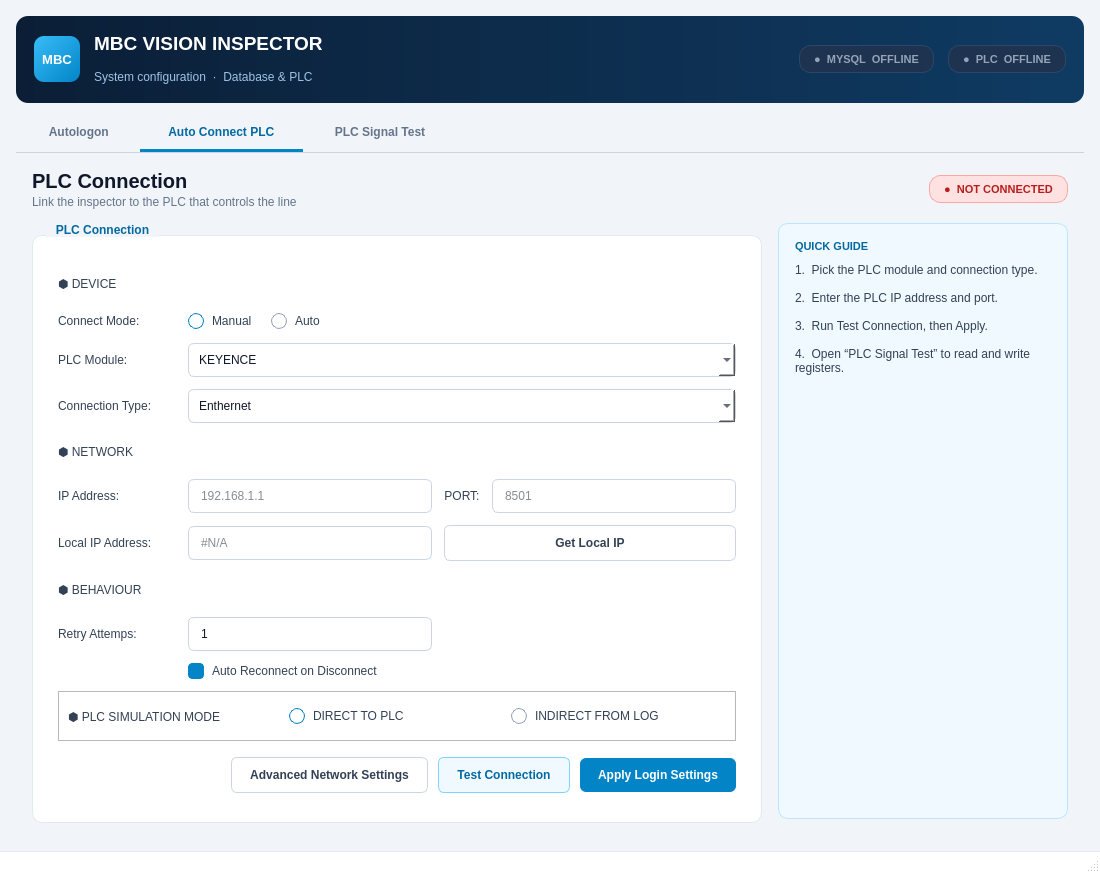
This is module_5/auto_init_.ui in hodat2608/internal.project as Qt 5 draws it before an edit. The edited form follows.
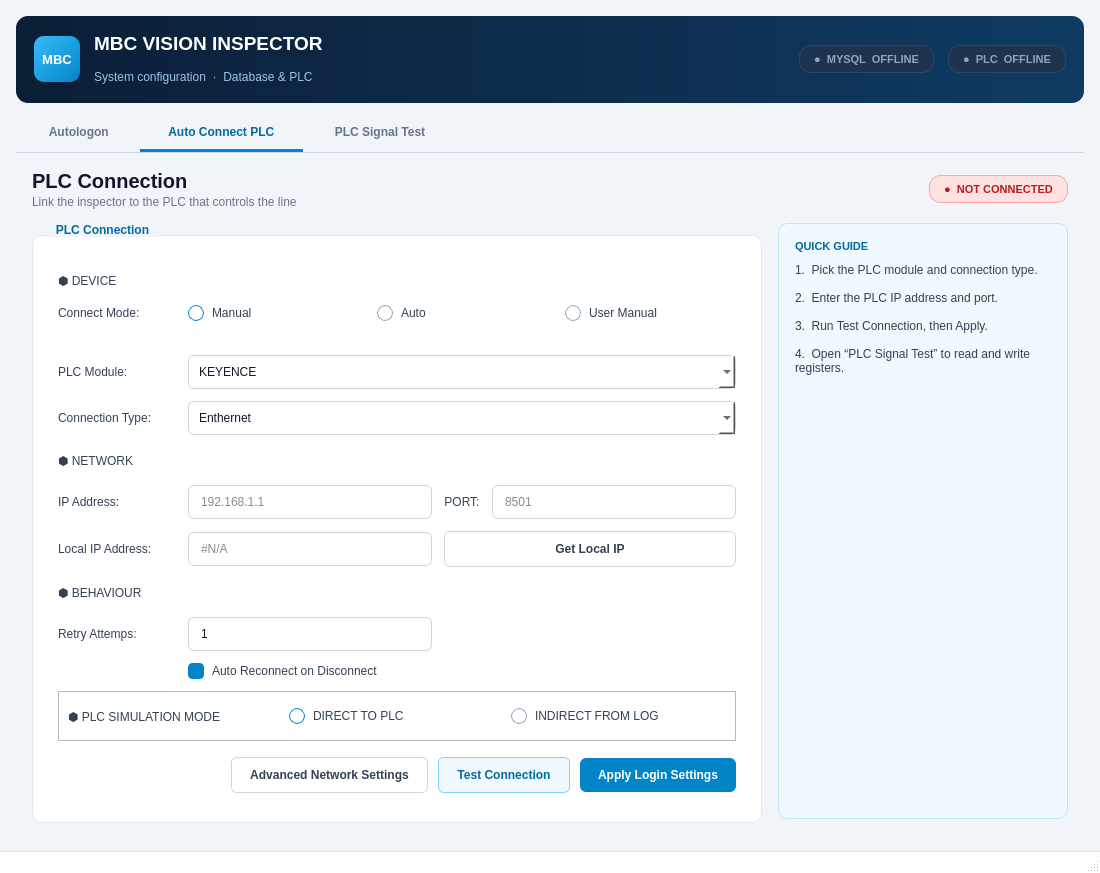
This is the edited form. The open tabs and pages were chosen to show the change.

```diff
--- a/module_5/auto_init_.ui
+++ b/module_5/auto_init_.ui
@@ -971,33 +971,7 @@
            <property name="spacing">
             <number>12</number>
            </property>
-           <item row="6" column="0">
-            <widget class="QLabel" name="label_13">
-             <property name="minimumSize">
-              <size>
-               <width>118</width>
-               <height>0</height>
-              </size>
-             </property>
-             <property name="text">
-              <string>Local IP Address:</string>
-             </property>
-            </widget>
-           </item>
-           <item row="5" column="3">
-            <widget class="QLineEdit" name="lineEdit_port_3">
-             <property name="text">
-              <string/>
-             </property>
-             <property name="placeholderText">
-              <string>8501</string>
-             </property>
-             <property name="clearButtonEnabled">
-              <bool>true</bool>
-             </property>
-            </widget>
-           </item>
-           <item row="5" column="1">
+           <item row="6" column="1">
             <widget class="QLineEdit" name="lineEdit_ip_address_2">
              <property name="text">
               <string/>
@@ -1010,59 +984,13 @@
              </property>
             </widget>
            </item>
-           <item row="8" column="1">
-            <widget class="QSpinBox" name="spinBox_2">
-             <property name="buttonSymbols">
-              <enum>QAbstractSpinBox::NoButtons</enum>
+           <item row="7" column="2" colspan="2">
+            <widget class="QPushButton" name="pushButton_get_local_ip_2">
+             <property name="cursor">
+              <cursorShape>PointingHandCursor</cursorShape>
              </property>
-             <property name="value">
-              <number>1</number>
-             </property>
-            </widget>
-           </item>
-           <item row="4" column="0" colspan="4">
-            <widget class="QLabel" name="label_sec_plc_network">
              <property name="text">
-              <string>⬢ NETWORK</string>
-             </property>
-             <property name="role" stdset="0">
-              <string>section</string>
-             </property>
-            </widget>
-           </item>
-           <item row="5" column="0">
-            <widget class="QLabel" name="label_16">
-             <property name="minimumSize">
-              <size>
-               <width>118</width>
-               <height>0</height>
-              </size>
-             </property>
-             <property name="text">
-              <string>IP Address:</string>
-             </property>
-            </widget>
-           </item>
-           <item row="0" column="0" colspan="4">
-            <widget class="QLabel" name="label_sec_plc_device">
-             <property name="text">
-              <string>⬢ DEVICE</string>
-             </property>
-             <property name="role" stdset="0">
-              <string>section</string>
-             </property>
-            </widget>
-           </item>
-           <item row="1" column="0">
-            <widget class="QLabel" name="label_15">
-             <property name="minimumSize">
-              <size>
-               <width>118</width>
-               <height>0</height>
-              </size>
-             </property>
-             <property name="text">
-              <string>Connect Mode:</string>
+              <string>Get Local IP</string>
              </property>
             </widget>
            </item>
@@ -1095,21 +1023,35 @@
               </widget>
              </item>
              <item>
-              <spacer name="horizontalSpacer_plc_modes">
-               <property name="orientation">
-                <enum>Qt::Horizontal</enum>
+              <widget class="QRadioButton" name="radioButton_user_manual">
+               <property name="text">
+                <string>User Manual</string>
                </property>
-               <property name="sizeHint" stdset="0">
-                <size>
-                 <width>40</width>
-                 <height>20</height>
-                </size>
-               </property>
-              </spacer>
+              </widget>
              </item>
             </layout>
            </item>
-           <item row="11" column="0" colspan="4">
+           <item row="6" column="2">
+            <widget class="QLabel" name="label_17">
+             <property name="text">
+              <string>PORT:</string>
+             </property>
+             <property name="alignment">
+              <set>Qt::AlignCenter</set>
+             </property>
+            </widget>
+           </item>
+           <item row="8" column="0" colspan="4">
+            <widget class="QLabel" name="label_sec_plc_behaviour">
+             <property name="text">
+              <string>⬢ BEHAVIOUR</string>
+             </property>
+             <property name="role" stdset="0">
+              <string>section</string>
+             </property>
+            </widget>
+           </item>
+           <item row="12" column="0" colspan="4">
             <widget class="QWidget" name="widget_3" native="true">
              <property name="minimumSize">
               <size>
@@ -1182,17 +1124,96 @@
              </layout>
             </widget>
            </item>
-           <item row="7" column="0" colspan="4">
-            <widget class="QLabel" name="label_sec_plc_behaviour">
+           <item row="5" column="0" colspan="4">
+            <widget class="QLabel" name="label_sec_plc_network">
              <property name="text">
-              <string>⬢ BEHAVIOUR</string>
+              <string>⬢ NETWORK</string>
              </property>
              <property name="role" stdset="0">
               <string>section</string>
              </property>
             </widget>
            </item>
-           <item row="3" column="1" colspan="3">
+           <item row="0" column="0" colspan="4">
+            <widget class="QLabel" name="label_sec_plc_device">
+             <property name="text">
+              <string>⬢ DEVICE</string>
+             </property>
+             <property name="role" stdset="0">
+              <string>section</string>
+             </property>
+            </widget>
+           </item>
+           <item row="3" column="0">
+            <widget class="QLabel" name="label_7">
+             <property name="minimumSize">
+              <size>
+               <width>118</width>
+               <height>0</height>
+              </size>
+             </property>
+             <property name="text">
+              <string>PLC Module:</string>
+             </property>
+            </widget>
+           </item>
+           <item row="1" column="0">
+            <widget class="QLabel" name="label_15">
+             <property name="minimumSize">
+              <size>
+               <width>118</width>
+               <height>0</height>
+              </size>
+             </property>
+             <property name="text">
+              <string>Connect Mode:</string>
+             </property>
+            </widget>
+           </item>
+           <item row="6" column="3">
+            <widget class="QLineEdit" name="lineEdit_port_3">
+             <property name="text">
+              <string/>
+             </property>
+             <property name="placeholderText">
+              <string>8501</string>
+             </property>
+             <property name="clearButtonEnabled">
+              <bool>true</bool>
+             </property>
+            </widget>
+           </item>
+           <item row="10" column="1" colspan="3">
+            <widget class="QCheckBox" name="checkBox_2">
+             <property name="text">
+              <string>Auto Reconnect on Disconnect</string>
+             </property>
+             <property name="checked">
+              <bool>true</bool>
+             </property>
+            </widget>
+           </item>
+           <item row="7" column="0">
+            <widget class="QLabel" name="label_13">
+             <property name="minimumSize">
+              <size>
+               <width>118</width>
+               <height>0</height>
+              </size>
+             </property>
+             <property name="text">
+              <string>Local IP Address:</string>
+             </property>
+            </widget>
+           </item>
+           <item row="7" column="1">
+            <widget class="QLineEdit" name="lineEdit_local_ip_2">
+             <property name="placeholderText">
+              <string>#N/A</string>
+             </property>
+            </widget>
+           </item>
+           <item row="4" column="1" colspan="3">
             <widget class="QComboBox" name="comboBox_connection_type_2">
              <property name="enabled">
               <bool>true</bool>
@@ -1204,7 +1225,43 @@
              </item>
             </widget>
            </item>
-           <item row="10" column="0" colspan="4">
+           <item row="9" column="0">
+            <widget class="QLabel" name="label_14">
+             <property name="minimumSize">
+              <size>
+               <width>118</width>
+               <height>0</height>
+              </size>
+             </property>
+             <property name="text">
+              <string>Retry Attemps:</string>
+             </property>
+            </widget>
+           </item>
+           <item row="9" column="1">
+            <widget class="QSpinBox" name="spinBox_2">
+             <property name="buttonSymbols">
+              <enum>QAbstractSpinBox::NoButtons</enum>
+             </property>
+             <property name="value">
+              <number>1</number>
+             </property>
+            </widget>
+           </item>
+           <item row="4" column="0">
+            <widget class="QLabel" name="label_18">
+             <property name="minimumSize">
+              <size>
+               <width>118</width>
+               <height>0</height>
+              </size>
+             </property>
+             <property name="text">
+              <string>Connection Type:</string>
+             </property>
+            </widget>
+           </item>
+           <item row="11" column="0" colspan="4">
             <widget class="QFrame" name="frame_3">
              <property name="minimumSize">
               <size>
@@ -1262,43 +1319,7 @@
              </layout>
             </widget>
            </item>
-           <item row="9" column="1" colspan="3">
-            <widget class="QCheckBox" name="checkBox_2">
-             <property name="text">
-              <string>Auto Reconnect on Disconnect</string>
-             </property>
-             <property name="checked">
-              <bool>true</bool>
-             </property>
-            </widget>
-           </item>
-           <item row="8" column="0">
-            <widget class="QLabel" name="label_14">
-             <property name="minimumSize">
-              <size>
-               <width>118</width>
-               <height>0</height>
-              </size>
-             </property>
-             <property name="text">
-              <string>Retry Attemps:</string>
-             </property>
-            </widget>
-           </item>
-           <item row="3" column="0">
-            <widget class="QLabel" name="label_18">
-             <property name="minimumSize">
-              <size>
-               <width>118</width>
-               <height>0</height>
-              </size>
-             </property>
-             <property name="text">
-              <string>Connection Type:</string>
-             </property>
-            </widget>
-           </item>
-           <item row="2" column="1" colspan="3">
+           <item row="3" column="1" colspan="3">
             <widget class="QComboBox" name="comboBox">
              <property name="enabled">
               <bool>true</bool>
@@ -1320,43 +1341,29 @@
              </item>
             </widget>
            </item>
-           <item row="6" column="2" colspan="2">
-            <widget class="QPushButton" name="pushButton_get_local_ip_2">
-             <property name="cursor">
-              <cursorShape>PointingHandCursor</cursorShape>
+           <item row="6" column="0">
+            <widget class="QLabel" name="label_16">
+             <property name="minimumSize">
+              <size>
+               <width>118</width>
+               <height>0</height>
+              </size>
              </property>
              <property name="text">
-              <string>Get Local IP</string>
-             </property>
-            </widget>
-           </item>
-           <item row="6" column="1">
-            <widget class="QLineEdit" name="lineEdit_local_ip_2">
-             <property name="placeholderText">
-              <string>#N/A</string>
+              <string>IP Address:</string>
              </property>
             </widget>
            </item>
            <item row="2" column="0">
-            <widget class="QLabel" name="label_7">
-             <property name="minimumSize">
+            <widget class="QLabel" name="label_9">
+             <property name="maximumSize">
               <size>
-               <width>118</width>
-               <height>0</height>
+               <width>16777215</width>
+               <height>10</height>
               </size>
              </property>
              <property name="text">
-              <string>PLC Module:</string>
-             </property>
-            </widget>
-           </item>
-           <item row="5" column="2">
-            <widget class="QLabel" name="label_17">
-             <property name="text">
-              <string>PORT:</string>
-             </property>
-             <property name="alignment">
-              <set>Qt::AlignCenter</set>
+              <string/>
              </property>
             </widget>
            </item>
```
Left out of the diff: 45 changed lines with no effect on the pictures.
